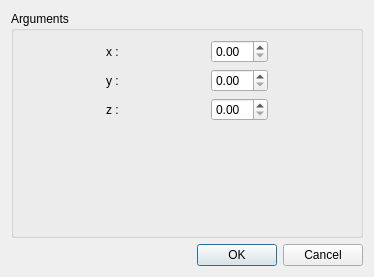
Old version of the form src/HEXABLOCKGUI/Vertex_QTD.ui in the repository SalomePlatform/hexablock.
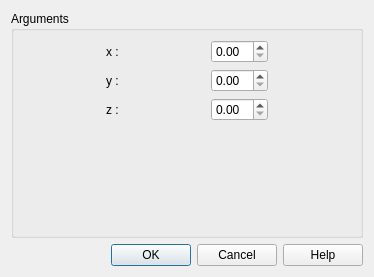
New version of the form.

Commit message: added: -Propagation, Vector ( completed ) dialog panel. -Help button on all panel. -Delegate for all Panel updated: -menu always showed for each action

```diff
--- a/src/HEXABLOCKGUI/Vertex_QTD.ui
+++ b/src/HEXABLOCKGUI/Vertex_QTD.ui
@@ -123,7 +123,7 @@
       <enum>Qt::Horizontal</enum>
      </property>
      <property name="standardButtons">
-      <set>QDialogButtonBox::Cancel|QDialogButtonBox::Ok</set>
+      <set>QDialogButtonBox::Cancel|QDialogButtonBox::Ok|QDialogButtonBox::Help</set>
      </property>
     </widget>
    </item>
```
Left out of the diff: 2 changed lines with no effect on the pictures. The commit also changes 37 other files.
